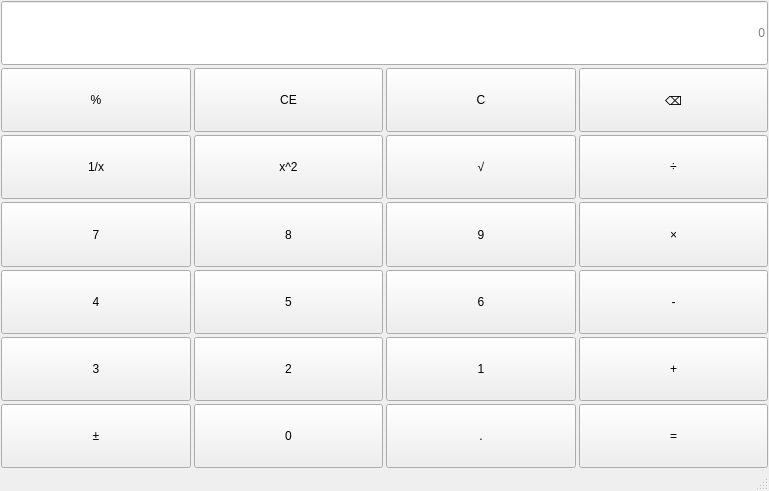
Qt form mainwindow.ui (ygzuxts/test_github) before a commit.
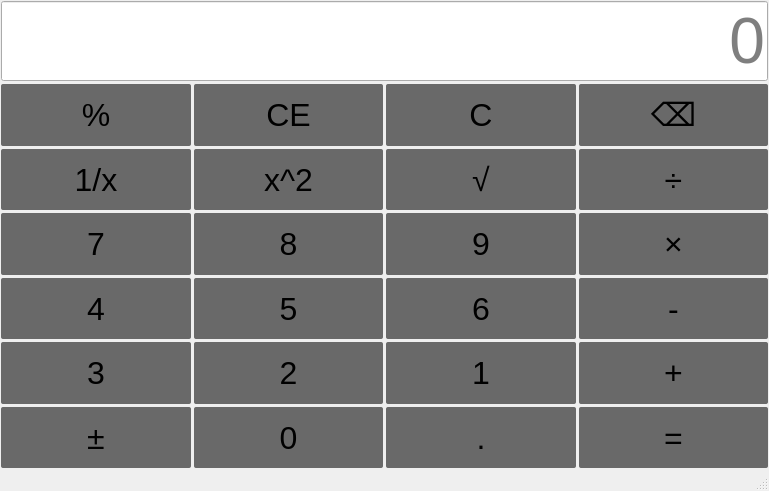
The same form after that commit.

Commit message: 完美的版本

Patch:
```diff
--- a/mainwindow.ui
+++ b/mainwindow.ui
@@ -13,6 +13,25 @@
   <property name="windowTitle">
    <string>MainWindow</string>
   </property>
+  <property name="styleSheet">
+   <string notr="true">QPushButton{
+ background-color: rgb(105, 105, 105);
+font-size: 24pt;
+border-radius: 2px;
+
+}
+QPushButton:hover{
+  background-color: rgb(169, 169, 169);
+color:black;
+}
+QPushButton:pressed{
+  background-color: rgb(255, 255, 255);
+color:black;
+}
+QLineEdit{
+font-size:48pt;
+}</string>
+  </property>
   <widget class="QWidget" name="centralwidget">
    <layout class="QVBoxLayout" name="verticalLayout">
     <property name="spacing">
```
Left out of the diff: 354 changed lines with no effect on the pictures. The commit also changes 2 other files.
